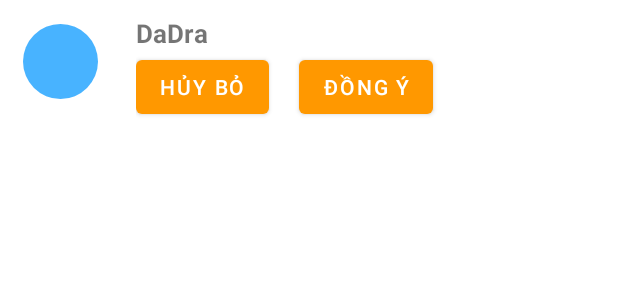
After one commit to VNDaDra/Orecha, an Android app: the layout item_friend_request.xml on its own in the app's theme, with its tools: preview values and no code run, on a phone screen of 412 x 824 dp. The commit adds this screen. Shown: the top 300 px of the screen. Run offline under Robolectric (Android 15) with nearby library versions, the phone set to English and light mode, and no system bars.

Commit message:
FriendRequest:  + Create model  + Create Adapter  + Create item

```diff
--- a/app/src/main/AndroidManifest.xml
+++ b/app/src/main/AndroidManifest.xml
@@ -13,7 +13,8 @@
         android:roundIcon="@mipmap/ic_launcher_round"
         android:supportsRtl="true"
         android:theme="@style/AppTheme">
-        <activity android:name=".FullScreenImageActivity"></activity>
+        <activity android:name=".FriendRequestList"></activity>
+        <activity android:name=".FullScreenImageActivity" />
         <activity android:name=".ProfileActivity" />
         <activity
             android:name=".ChatActivity"
--- a/app/src/main/java/edu/dadra/orecha/Adapter/ContactAdapter.java
+++ b/app/src/main/java/edu/dadra/orecha/Adapter/ContactAdapter.java
@@ -42,7 +42,7 @@ import edu.dadra.orecha.R;
 
 public class ContactAdapter extends FirestoreRecyclerAdapter<Friends, ContactAdapter.ViewHolder> {
 
-    private static final String TAG = "ContactAdapter";
+    private final String TAG = "ContactAdapter";
     private Context context;
 
     private FirebaseFirestore db;
@@ -121,7 +121,7 @@ public class ContactAdapter extends FirestoreRecyclerAdapter<Friends, ContactAda
         Log.d(TAG, Objects.requireNonNull(e.getMessage()));
     }
 
-    public class ViewHolder extends RecyclerView.ViewHolder {
+    class ViewHolder extends RecyclerView.ViewHolder {
         TextView displayName;
         ImageView avatar;
         ImageView menu;
@@ -153,7 +153,6 @@ public class ContactAdapter extends FirestoreRecyclerAdapter<Friends, ContactAda
 
         Map<String, Object> roomData = new HashMap<>();
         roomData.put("id", roomId);
-        roomData.put("lastMessageId", "");
 
         //Create roomId in Rooms collection - MY DOCUMENT
         batch.set(myRoomIdRef, roomData);
--- a/app/src/main/res/layout/activity_main.xml
+++ b/app/src/main/res/layout/activity_main.xml
@@ -43,9 +43,9 @@
         </androidx.appcompat.widget.Toolbar>
 
         <FrameLayout
+            android:id="@+id/container"
             android:layout_width="match_parent"
-            android:layout_height="match_parent"
-            android:id="@+id/container">
+            android:layout_height="match_parent"            >
             <com.google.android.material.bottomnavigation.BottomNavigationView
                 android:id="@+id/bottom_navigation"
                 android:layout_width="match_parent"
--- /dev/null
+++ b/app/src/main/res/layout/item_friend_request.xml
@@ -0,0 +1,71 @@
+<?xml version="1.0" encoding="utf-8"?>
+<androidx.constraintlayout.widget.ConstraintLayout
+    xmlns:android="http://schemas.android.com/apk/res/android"
+    xmlns:app="http://schemas.android.com/apk/res-auto"
+    android:layout_width="match_parent"
+    android:layout_height="wrap_content"
+    android:background="?android:attr/selectableItemBackground">
+
+    <de.hdodenhof.circleimageview.CircleImageView
+        android:id="@+id/friend_request_avatar"
+        android:layout_width="50dp"
+        android:layout_height="50dp"
+        android:layout_marginStart="15dp"
+        android:layout_marginVertical="10dp"
+        android:layout_marginEnd="10dp"
+        android:background="@drawable/avatar_circle"
+        android:contentDescription="@string/todo"
+        app:layout_constraintTop_toTopOf="parent"
+        app:layout_constraintBottom_toBottomOf="parent"
+        app:layout_constraintStart_toStartOf="parent"
+        app:layout_constraintEnd_toStartOf="@id/friend_request_vertical"/>
+
+    <LinearLayout
+        android:id="@+id/friend_request_vertical"
+        android:layout_width="0dp"
+        android:layout_height="match_parent"
+        android:orientation="vertical"
+        app:layout_constraintStart_toEndOf="@id/friend_request_avatar"
+        app:layout_constraintTop_toTopOf="parent"
+        app:layout_constraintBottom_toBottomOf="parent"
+        app:layout_constraintEnd_toEndOf="parent">
+
+        <TextView
+            android:id="@+id/friend_request_display_name"
+            android:layout_width="wrap_content"
+            android:layout_height="wrap_content"
+            android:text="@string/placeholder_name"
+            android:textSize="17sp"
+            android:textStyle="bold"
+            android:layout_marginTop="10dp"
+            android:layout_marginStart="15dp"
+            android:layout_gravity="top"/>
+
+        <LinearLayout
+            android:layout_width="match_parent"
+            android:layout_height="wrap_content"
+            android:orientation="horizontal"
+            android:layout_marginHorizontal="15dp">
+
+            <Button
+                android:id="@+id/friend_request_decline"
+                android:layout_width="wrap_content"
+                android:layout_height="wrap_content"
+                android:layout_marginEnd="20dp"
+                android:text="@string/decline"/>
+
+            <Button
+                android:id="@+id/friend_request_accept"
+                android:layout_width="wrap_content"
+                android:layout_height="wrap_content"
+                android:text="@string/accept"/>
+
+        </LinearLayout>
+
+
+
+    </LinearLayout>
+
+
+
+</androidx.constraintlayout.widget.ConstraintLayout>
```
Also changed, not shown: app/src/main/java/edu/dadra/orecha/Adapter/FriendRequestAdapter.java (added, +91 -0 lines), app/src/main/java/edu/dadra/orecha/FriendRequestList.java (added, +14 -0 lines), app/src/main/java/edu/dadra/orecha/Model/FriendRequest.java (added, +49 -0 lines), app/src/main/java/edu/dadra/orecha/Model/Rooms.java (deleted, +0 -32 lines), app/src/main/res/layout/activity_friend_request_list.xml (added, +15 -0 lines).
